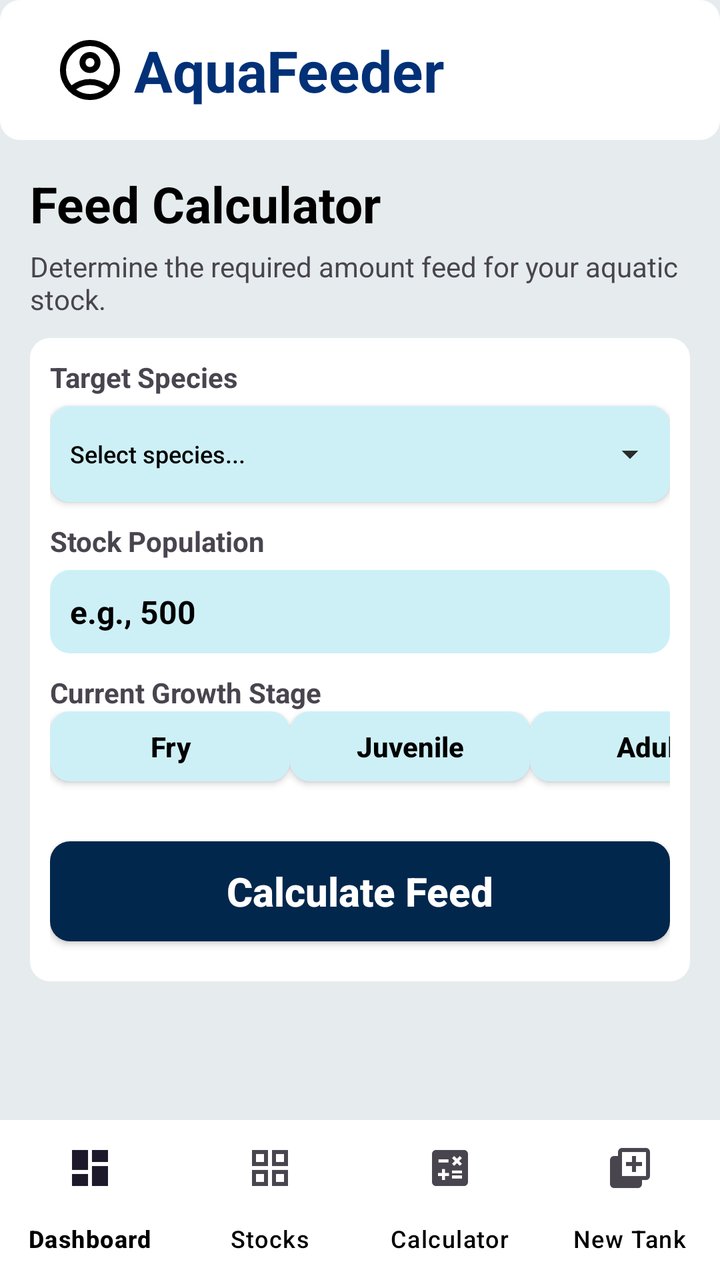
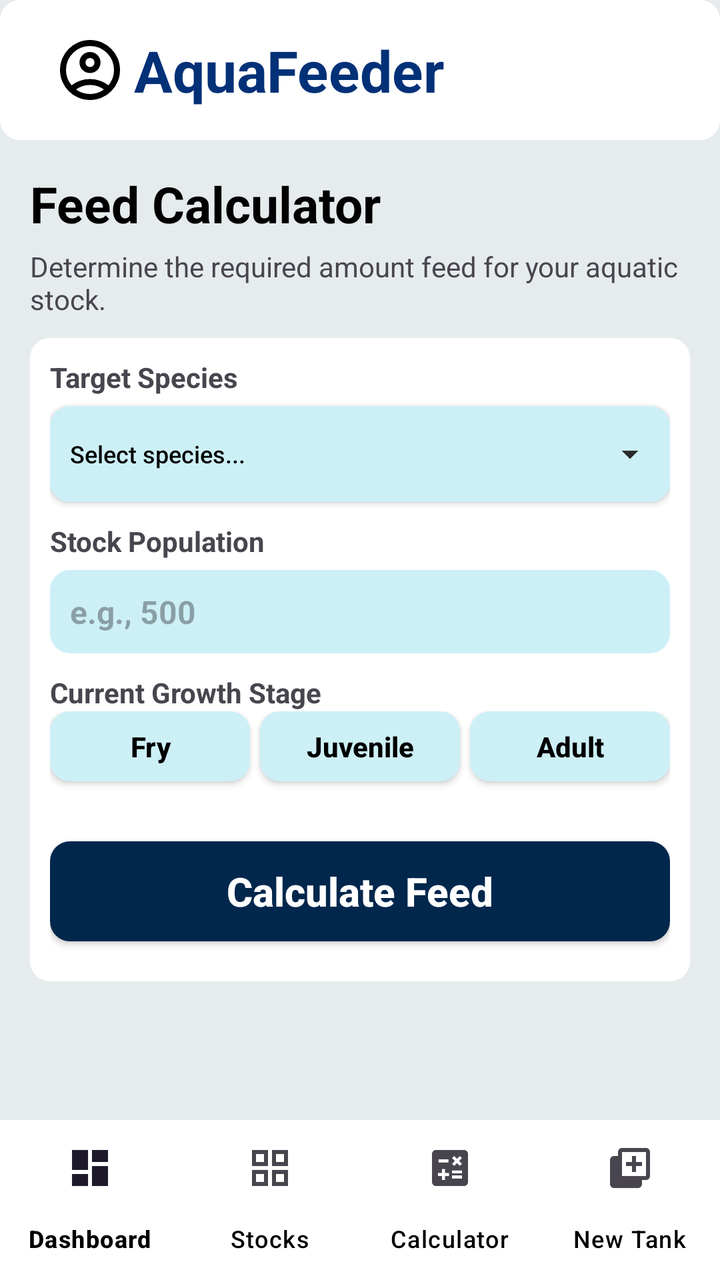

Before-and-after screenshots of an Android layout around one commit, followed by the original layout XML and the change that was made.
<!-- AndroidManifest.xml: application theme Theme.MyAPIDemo -->
<!-- res/layout/calculator_page.xml -->
<?xml version="1.0" encoding="utf-8"?>
<androidx.constraintlayout.widget.ConstraintLayout xmlns:android="http://schemas.android.com/apk/res/android"
    xmlns:tools="http://schemas.android.com/tools"
    xmlns:app="http://schemas.android.com/apk/res-auto"
    android:id="@+id/menu"
    android:background="@drawable/screen_background"
    android:layout_width="match_parent"
    android:layout_height="match_parent"

    tools:context=".MainActivity">

    <LinearLayout
        android:layout_width="match_parent"
        android:layout_height="match_parent"
        android:orientation="vertical"
        android:background="@drawable/screen_background">

    <LinearLayout
        android:layout_width="match_parent"
        android:layout_height="70dp"
        android:padding="15dp"
        android:background="@drawable/white_background"
        android:gravity="center_vertical"
        android:orientation="horizontal">

        <ImageView
            android:layout_height="30dp"
            android:layout_width="30dp"
            android:layout_marginStart="15dp"
            android:src="@drawable/profile_pic"
            android:scaleType="centerInside"
            android:scaleX="1.5"
            android:scaleY="1.5"/>

        <TextView
            android:id="@+id/textView"
            android:layout_width="wrap_content"
            android:layout_height="wrap_content"
            android:layout_marginStart="25dp"
            android:scaleX="1.3"
            android:scaleY="1.3"
            android:text="AquaFeeder"
            android:textAppearance="@style/TextAppearance.AppCompat.Large"
            android:textColor="#023178"
            android:textStyle="bold" />
    </LinearLayout>

    <LinearLayout
        android:layout_width="match_parent"
        android:layout_height="match_parent"
        android:orientation="vertical"
        android:padding="15dp">

    <TextView
        android:layout_width="wrap_content"
        android:layout_height="wrap_content"
        android:textSize="25dp"
        android:text="Feed Calculator"
        android:paddingBottom="5dp"
        android:textColor="@color/black"
        android:textStyle="bold" />

    <TextView
        android:id="@+id/txtSku"
        android:layout_width="match_parent"
        android:layout_height="wrap_content"
        android:text="Determine the required amount feed for your aquatic stock."
        android:textSize="14dp" />

    <LinearLayout
        android:layout_width="match_parent"
        android:layout_height="wrap_content"
        android:layout_marginTop="10dp"
        android:orientation="vertical"
        android:padding="10dp"
        android:background="@drawable/white_background">

        <TextView
            android:id="@+id/txtSku"
            android:layout_width="match_parent"
            android:layout_height="wrap_content"
            android:text="Target Species"
            android:textStyle="bold"
            android:layout_marginBottom="5dp"
            android:textSize="14dp" />

        <android.widget.Button
            android:layout_width="match_parent"
            android:layout_height="wrap_content"
            android:drawableEnd="@drawable/drop_down_icon"
            android:text="Select species..."
            android:padding="10dp"
            android:gravity="left|center"
            android:textAllCaps="false"
            android:textSize="12dp"
            android:layout_marginBottom="10dp"
            android:textColor="@color/black"
            android:background="@drawable/light_blue_background"
            />

        <TextView
            android:id="@+id/txtSku"
            android:layout_width="match_parent"
            android:layout_height="wrap_content"
            android:text="Stock Population"
            android:textStyle="bold"
            android:layout_marginBottom="5dp"
            android:textSize="14dp" />

        <EditText
            android:layout_width="match_parent"
            android:layout_height="wrap_content"
            android:text="e.g., 500"
            android:padding="10dp"
            android:gravity="left|center"
            android:textAllCaps="false"
            android:textStyle="bold"
            android:textSize="16dp"
            android:layout_marginBottom="10dp"
            android:textColor="@color/black"
            android:background="@drawable/light_blue_background" />

        <TextView
            android:id="@+id/txtSku"
            android:layout_width="match_parent"
            android:layout_height="wrap_content"
            android:text="Current Growth Stage"
            android:textStyle="bold"
            android:textSize="14dp" />

        <LinearLayout
            android:layout_width="wrap_content"
            android:layout_height="wrap_content"
            android:orientation="horizontal">

            <android.widget.Button
                android:layout_width="120dp"
                android:gravity="center"
                android:layout_height="35dp"
                android:text="Fry"
                android:textAllCaps="false"
                android:textStyle="bold"
                android:textSize="14dp"
                android:layout_marginBottom="10dp"
                android:textColor="@color/black"
                android:background="@drawable/light_blue_background"/>

            <android.widget.Button
                android:layout_width="120dp"
                android:gravity="center"
                android:layout_height="35dp"
                android:text="Juvenile"
                android:textAllCaps="false"
                android:textStyle="bold"
                android:textSize="14dp"
                android:layout_marginBottom="10dp"
                android:textColor="@color/black"
                android:background="@drawable/light_blue_background"/>
            <android.widget.Button
                android:layout_width="120dp"
                android:gravity="center"
                android:layout_height="35dp"
                android:text="Adult"
                android:textAllCaps="false"
                android:textStyle="bold"
                android:textSize="14dp"
                android:layout_marginBottom="10dp"
                android:textColor="@color/black"
                android:background="@drawable/light_blue_background"/>
        </LinearLayout>

        <android.widget.Button
            android:layout_width="match_parent"
            android:gravity="center"
            android:layout_height="50dp"
            android:text="Calculate Feed"
            android:textAllCaps="false"
            android:textStyle="bold"
            android:textSize="20dp"
            android:layout_marginTop="20dp"
            android:layout_marginBottom="10dp"
            android:textColor="@color/white"
            android:background="@drawable/blue_background"/>
    </LinearLayout>
    </LinearLayout>
    </LinearLayout>


    <TextView
        android:id="@+id/tv_bnv"
        android:layout_width="wrap_content"
        android:layout_height="wrap_content"
        app:layout_constraintTop_toTopOf="parent"
        app:layout_constraintBottom_toBottomOf="parent"
        app:layout_constraintRight_toRightOf="parent"
        app:layout_constraintLeft_toLeftOf="parent"
        android:textSize="16dp"
        android:textStyle="bold"
        android:textColor="@color/black"/>

    <com.google.android.material.bottomnavigation.BottomNavigationView
        android:id="@+id/bnv_button"
        android:layout_width="match_parent"
        android:layout_height="wrap_content"
        app:layout_constraintBottom_toBottomOf="parent"
        app:menu="@menu/bottom_tabs"
        app:itemTextColor="@color/black"
        android:background="@android:color/background_light"
        android:padding="0dp"
        app:labelVisibilityMode="labeled"/>

</androidx.constraintlayout.widget.ConstraintLayout>
<!-- resources referenced by this layout -->
<resources>
  <color name="black">#FF000000</color>
  <color name="white">#FFFFFFFF</color>
  <!-- drawable blue_background (drawable) -->
  <?xml version="1.0" encoding="utf-8"?>
  <shape xmlns:android="http://schemas.android.com/apk/res/android" android:shape="rectangle">
      <solid android:color="#02274C"/>
      <corners android:radius="10dp"/>
  
  </shape>
  <!-- drawable drop_down_icon (drawable) -->
  <vector xmlns:android="http://schemas.android.com/apk/res/android" android:height="20dp" android:tint="#2B2B2B" android:viewportHeight="24" android:viewportWidth="24" android:width="20dp">
        
      <path android:fillColor="@android:color/white" android:pathData="M7,10l5,5 5,-5z"/>
      
  </vector>
  <!-- drawable light_blue_background (drawable) -->
  <?xml version="1.0" encoding="utf-8"?>
  <shape xmlns:android="http://schemas.android.com/apk/res/android" android:shape="rectangle">
      <solid android:color="#CDF0F7"/>
      <corners android:radius="10dp"/>
  
  </shape>
  <!-- drawable profile_pic (drawable) -->
  <vector xmlns:android="http://schemas.android.com/apk/res/android" android:height="24dp" android:tint="#000000" android:viewportHeight="960" android:viewportWidth="960" android:width="24dp">
        
      <path android:fillColor="@android:color/white" android:pathData="M234,684Q285,645 348,622.5Q411,600 480,600Q549,600 612,622.5Q675,645 726,684Q761,643 780.5,591Q800,539 800,480Q800,347 706.5,253.5Q613,160 480,160Q347,160 253.5,253.5Q160,347 160,480Q160,539 179.5,591Q199,643 234,684ZM380.5,479.5Q340,439 340,380Q340,321 380.5,280.5Q421,240 480,240Q539,240 579.5,280.5Q620,321 620,380Q620,439 579.5,479.5Q539,520 480,520Q421,520 380.5,479.5ZM480,880Q397,880 324,848.5Q251,817 197,763Q143,709 111.5,636Q80,563 80,480Q80,397 111.5,324Q143,251 197,197Q251,143 324,111.5Q397,80 480,80Q563,80 636,111.5Q709,143 763,197Q817,251 848.5,324Q880,397 880,480Q880,563 848.5,636Q817,709 763,763Q709,817 636,848.5Q563,880 480,880ZM580,784.5Q627,769 666,740Q627,711 580,695.5Q533,680 480,680Q427,680 380,695.5Q333,711 294,740Q333,769 380,784.5Q427,800 480,800Q533,800 580,784.5ZM523,423Q540,406 540,380Q540,354 523,337Q506,320 480,320Q454,320 437,337Q420,354 420,380Q420,406 437,423Q454,440 480,440Q506,440 523,423ZM480,380Q480,380 480,380Q480,380 480,380Q480,380 480,380Q480,380 480,380Q480,380 480,380Q480,380 480,380Q480,380 480,380Q480,380 480,380ZM480,740Q480,740 480,740Q480,740 480,740Q480,740 480,740Q480,740 480,740Q480,740 480,740Q480,740 480,740Q480,740 480,740Q480,740 480,740Z"/>
      
  </vector>
  <!-- drawable screen_background (drawable) -->
  <?xml version="1.0" encoding="utf-8"?>
  <shape xmlns:android="http://schemas.android.com/apk/res/android" android:shape="rectangle">
      <solid android:color="#E6ECED"/>
  
  </shape>
  <!-- drawable white_background (drawable) -->
  <?xml version="1.0" encoding="utf-8"?>
  <shape xmlns:android="http://schemas.android.com/apk/res/android" android:shape="rectangle">
      <solid android:color="#FFFFFF"/>
      <corners android:radius="10dp"/>
  
  </shape>
  <style name="Theme.MyAPIDemo" parent="Base.Theme.MyAPIDemo" />
  <style name="Base.Theme.MyAPIDemo" parent="Theme.Material3.DayNight.NoActionBar">
          
          
      </style>
</resources>

<!-- the commit's change to res/layout/calculator_page.xml (unified diff, before → after) -->
@@ -6,197 +6,201 @@
     android:background="@drawable/screen_background"
     android:layout_width="match_parent"
     android:layout_height="match_parent"
-
-    tools:context=".MainActivity">
-
-    <LinearLayout
+    tools:context=".CalculatorActivity">
+
+    <ScrollView
         android:layout_width="match_parent"
-        android:layout_height="match_parent"
-        android:orientation="vertical"
-        android:background="@drawable/screen_background">
-
-    <LinearLayout
-        android:layout_width="match_parent"
-        android:layout_height="70dp"
-        android:padding="15dp"
-        android:background="@drawable/white_background"
-        android:gravity="center_vertical"
-        android:orientation="horizontal">
-
-        <ImageView
-            android:layout_height="30dp"
-            android:layout_width="30dp"
-            android:layout_marginStart="15dp"
-            android:src="@drawable/profile_pic"
-            android:scaleType="centerInside"
-            android:scaleX="1.5"
-            android:scaleY="1.5"/>
-
-        <TextView
-            android:id="@+id/textView"
-            android:layout_width="wrap_content"
-            android:layout_height="wrap_content"
-            android:layout_marginStart="25dp"
-            android:scaleX="1.3"
-            android:scaleY="1.3"
-            android:text="AquaFeeder"
-            android:textAppearance="@style/TextAppearance.AppCompat.Large"
-            android:textColor="#023178"
-            android:textStyle="bold" />
-    </LinearLayout>
-
-    <LinearLayout
-        android:layout_width="match_parent"
-        android:layout_height="match_parent"
-        android:orientation="vertical"
-        android:padding="15dp">
-
-    <TextView
-        android:layout_width="wrap_content"
-        android:layout_height="wrap_content"
-        android:textSize="25dp"
-        android:text="Feed Calculator"
-        android:paddingBottom="5dp"
-        android:textColor="@color/black"
-        android:textStyle="bold" />
-
-    <TextView
-        android:id="@+id/txtSku"
-        android:layout_width="match_parent"
-        android:layout_height="wrap_content"
-        android:text="Determine the required amount feed for your aquatic stock."
-        android:textSize="14dp" />
-
-    <LinearLayout
-        android:layout_width="match_parent"
-        android:layout_height="wrap_content"
-        android:layout_marginTop="10dp"
-        android:orientation="vertical"
-        android:padding="10dp"
-        android:background="@drawable/white_background">
-
-        <TextView
-            android:id="@+id/txtSku"
+        android:layout_height="0dp"
+        app:layout_constraintTop_toTopOf="parent"
+        app:layout_constraintBottom_toTopOf="@id/bnv_button">
+
+        <LinearLayout
             android:layout_width="match_parent"
             android:layout_height="wrap_content"
-            android:text="Target Species"
-            android:textStyle="bold"
-            android:layout_marginBottom="5dp"
-            android:textSize="14dp" />
-
-        <android.widget.Button
-            android:layout_width="match_parent"
-            android:layout_height="wrap_content"
-            android:drawableEnd="@drawable/drop_down_icon"
-            android:text="Select species..."
-            android:padding="10dp"
-            android:gravity="left|center"
-            android:textAllCaps="false"
-            android:textSize="12dp"
-            android:layout_marginBottom="10dp"
-            android:textColor="@color/black"
-            android:background="@drawable/light_blue_background"
-            />
-
-        <TextView
-            android:id="@+id/txtSku"
-            android:layout_width="match_parent"
-            android:layout_height="wrap_content"
-            android:text="Stock Population"
-            android:textStyle="bold"
-            android:layout_marginBottom="5dp"
-            android:textSize="14dp" />
-
-        <EditText
-            android:layout_width="match_parent"
-            android:layout_height="wrap_content"
-            android:text="e.g., 500"
-            android:padding="10dp"
-            android:gravity="left|center"
-            android:textAllCaps="false"
-            android:textStyle="bold"
-            android:textSize="16dp"
-            android:layout_marginBottom="10dp"
-            android:textColor="@color/black"
-            android:background="@drawable/light_blue_background" />
-
-        <TextView
-            android:id="@+id/txtSku"
-            android:layout_width="match_parent"
-            android:layout_height="wrap_content"
-            android:text="Current Growth Stage"
-            android:textStyle="bold"
-            android:textSize="14dp" />
-
-        <LinearLayout
-            android:layout_width="wrap_content"
-            android:layout_height="wrap_content"
-            android:orientation="horizontal">
-
-            <android.widget.Button
-                android:layout_width="120dp"
-                android:gravity="center"
-                android:layout_height="35dp"
-                android:text="Fry"
-                android:textAllCaps="false"
-                android:textStyle="bold"
-                android:textSize="14dp"
-                android:layout_marginBottom="10dp"
-                android:textColor="@color/black"
-                android:background="@drawable/light_blue_background"/>
-
-            <android.widget.Button
-                android:layout_width="120dp"
-                android:gravity="center"
-                android:layout_height="35dp"
-                android:text="Juvenile"
-                android:textAllCaps="false"
-                android:textStyle="bold"
-                android:textSize="14dp"
-                android:layout_marginBottom="10dp"
-                android:textColor="@color/black"
-                android:background="@drawable/light_blue_background"/>
-            <android.widget.Button
-                android:layout_width="120dp"
-                android:gravity="center"
-                android:layout_height="35dp"
-                android:text="Adult"
-                android:textAllCaps="false"
-                android:textStyle="bold"
-                android:textSize="14dp"
-                android:layout_marginBottom="10dp"
-                android:textColor="@color/black"
-                android:background="@drawable/light_blue_background"/>
+            android:orientation="vertical"
+            android:background="@drawable/screen_background">
+
+            <LinearLayout
+                android:id="@+id/header_profile"
+                android:layout_width="match_parent"
+                android:layout_height="70dp"
+                android:padding="15dp"
+                android:background="@drawable/white_background"
+                android:gravity="center_vertical"
+                android:clickable="true"
+                android:focusable="true"
+                android:orientation="horizontal">
+
+                <ImageView
+                    android:layout_height="30dp"
+                    android:layout_width="30dp"
+                    android:layout_marginStart="15dp"
+                    android:src="@drawable/profile_pic"
+                    android:scaleType="centerInside"
+                    android:scaleX="1.5"
+                    android:scaleY="1.5"/>
+
+                <TextView
+                    android:id="@+id/textView"
+                    android:layout_width="wrap_content"
+                    android:layout_height="wrap_content"
+                    android:layout_marginStart="25dp"
+                    android:scaleX="1.3"
+                    android:scaleY="1.3"
+                    android:text="AquaFeeder"
+                    android:textAppearance="@style/TextAppearance.AppCompat.Large"
+                    android:textColor="#023178"
+                    android:textStyle="bold" />
+            </LinearLayout>
+
+            <LinearLayout
+                android:layout_width="match_parent"
+                android:layout_height="wrap_content"
+                android:orientation="vertical"
+                android:padding="15dp">
+
+                <TextView
+                    android:layout_width="wrap_content"
+                    android:layout_height="wrap_content"
+                    android:textSize="25dp"
+                    android:text="Feed Calculator"
+                    android:paddingBottom="5dp"
+                    android:textColor="@color/black"
+                    android:textStyle="bold" />
+
+                <TextView
+                    android:layout_width="match_parent"
+                    android:layout_height="wrap_content"
+                    android:text="Determine the required amount feed for your aquatic stock."
+                    android:textSize="14dp" />
+
+                <LinearLayout
+                    android:layout_width="match_parent"
+                    android:layout_height="wrap_content"
+                    android:layout_marginTop="10dp"
+                    android:orientation="vertical"
+                    android:padding="10dp"
+                    android:background="@drawable/white_background">
+
+                    <TextView
+                        android:layout_width="match_parent"
+                        android:layout_height="wrap_content"
+                        android:text="Target Species"
+                        android:textStyle="bold"
+                        android:layout_marginBottom="5dp"
+                        android:textSize="14dp" />
+
+                    <android.widget.Button
+                        android:id="@+id/btn_select_species"
+                        android:layout_width="match_parent"
+                        android:layout_height="wrap_content"
+                        android:drawableEnd="@drawable/drop_down_icon"
+                        android:text="Select species..."
+                        android:padding="10dp"
+                        android:gravity="left|center"
+                        android:textAllCaps="false"
+                        android:textSize="12dp"
+                        android:layout_marginBottom="10dp"
+                        android:textColor="@color/black"
+                        android:background="@drawable/light_blue_background" />
+
+                    <TextView
+                        android:layout_width="match_parent"
+                        android:layout_height="wrap_content"
+                        android:text="Stock Population"
+                        android:textStyle="bold"
+                        android:layout_marginBottom="5dp"
+                        android:textSize="14dp" />
+
+                    <EditText
+                        android:id="@+id/edt_population"
+                        android:layout_width="match_parent"
+                        android:layout_height="wrap_content"
+                        android:hint="e.g., 500"
+                        android:inputType="number"
+                        android:padding="10dp"
+                        android:gravity="left|center"
+                        android:textAllCaps="false"
+                        android:textStyle="bold"
+                        android:textSize="16dp"
+                        android:layout_marginBottom="10dp"
+                        android:textColor="@color/black"
+                        android:background="@drawable/light_blue_background" />
+
+                    <TextView
+                        android:layout_width="match_parent"
+                        android:layout_height="wrap_content"
+                        android:text="Current Growth Stage"
+                        android:textStyle="bold"
+                        android:textSize="14dp" />
+
+                    <LinearLayout
+                        android:layout_width="match_parent"
+                        android:layout_height="wrap_content"
+                        android:orientation="horizontal">
+
+                        <android.widget.Button
+                            android:id="@+id/btn_stage_fry"
+                            android:layout_width="0dp"
+                            android:layout_weight="1"
+                            android:gravity="center"
+                            android:layout_height="35dp"
+                            android:text="Fry"
+                            android:textAllCaps="false"
+                            android:textStyle="bold"
+                            android:textSize="14dp"
+                            android:layout_marginEnd="5dp"
+                            android:layout_marginBottom="10dp"
+                            android:textColor="@color/black"
+                            android:background="@drawable/light_blue_background"/>
+
+                        <android.widget.Button
+                            android:id="@+id/btn_stage_juvenile"
+                            android:layout_width="0dp"
+                            android:layout_weight="1"
+                            android:gravity="center"
+                            android:layout_height="35dp"
+                            android:text="Juvenile"
+                            android:textAllCaps="false"
+                            android:textStyle="bold"
+                            android:textSize="14dp"
+                            android:layout_marginEnd="5dp"
+                            android:layout_marginBottom="10dp"
+                            android:textColor="@color/black"
+                            android:background="@drawable/light_blue_background"/>
+
+                        <android.widget.Button
+                            android:id="@+id/btn_stage_adult"
+                            android:layout_width="0dp"
+                            android:layout_weight="1"
+                            android:gravity="center"
+                            android:layout_height="35dp"
+                            android:text="Adult"
+                            android:textAllCaps="false"
+                            android:textStyle="bold"
+                            android:textSize="14dp"
+                            android:layout_marginBottom="10dp"
+                            android:textColor="@color/black"
+                            android:background="@drawable/light_blue_background"/>
+                    </LinearLayout>
+
+                    <android.widget.Button
+                        android:id="@+id/btn_calculate_feed"
+                        android:layout_width="match_parent"
+                        android:gravity="center"
+                        android:layout_height="50dp"
+                        android:text="Calculate Feed"
+                        android:textAllCaps="false"
+                        android:textStyle="bold"
+                        android:textSize="20dp"
+                        android:layout_marginTop="20dp"
+                        android:layout_marginBottom="10dp"
+                        android:textColor="@color/white"
+                        android:background="@drawable/blue_background"/>
+                </LinearLayout>
+            </LinearLayout>
         </LinearLayout>
-
-        <android.widget.Button
-            android:layout_width="match_parent"
-            android:gravity="center"
-            android:layout_height="50dp"
-            android:text="Calculate Feed"
-            android:textAllCaps="false"
-            android:textStyle="bold"
-            android:textSize="20dp"
-            android:layout_marginTop="20dp"
-            android:layout_marginBottom="10dp"
-            android:textColor="@color/white"
-            android:background="@drawable/blue_background"/>
-    </LinearLayout>
-    </LinearLayout>
-    </LinearLayout>
-
-
-    <TextView
-        android:id="@+id/tv_bnv"
-        android:layout_width="wrap_content"
-        android:layout_height="wrap_content"
-        app:layout_constraintTop_toTopOf="parent"
-        app:layout_constraintBottom_toBottomOf="parent"
-        app:layout_constraintRight_toRightOf="parent"
-        app:layout_constraintLeft_toLeftOf="parent"
-        android:textSize="16dp"
-        android:textStyle="bold"
-        android:textColor="@color/black"/>
+    </ScrollView>
 
     <com.google.android.material.bottomnavigation.BottomNavigationView
         android:id="@+id/bnv_button"
